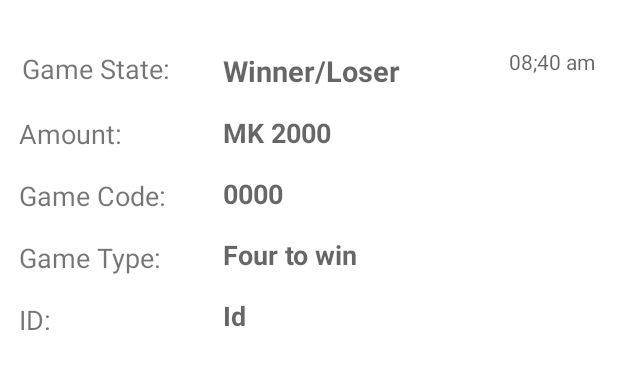
After one commit to AlbertSolomon/cash-booster, an Android app: the layout adapter_view_layout.xml on its own in the app's theme, with its tools: preview values and no code run, on a phone screen of 412 x 824 dp. The commit adds this screen. Shown: the top 369 px of the screen. Run offline under Robolectric (Android 15) with nearby library versions, the phone set to English and light mode, and no system bars.

```diff
--- a/app/src/main/java/com/example/cashbooster/Activity3.java
+++ b/app/src/main/java/com/example/cashbooster/Activity3.java
@@ -116,7 +116,7 @@ public class Activity3 extends AppCompatActivity {
                         db.collection(AuthBucket).document().set(authBucket).addOnSuccessListener(new OnSuccessListener<Void>() {
                             @Override
                             public void onSuccess(Void unused) {
-                                Toast.makeText(Activity3.this,"setting thing up", Toast.LENGTH_SHORT).show();
+                                Toast.makeText(Activity3.this,"setting things up", Toast.LENGTH_SHORT).show();
                             }
                         }).addOnFailureListener(new OnFailureListener() {
                             @Override
@@ -126,7 +126,7 @@ public class Activity3 extends AppCompatActivity {
                         });
 
                         Toast.makeText(Activity3.this,"Login successful!", Toast.LENGTH_SHORT).show();
-                        startActivity(new Intent(Activity3.this, Activity2.class));
+                        startActivity(new Intent(Activity3.this, LandingActivity.class));
 
                         /*SharedPreferences.Editor editor = loginCredentials.edit();
                         editor.putString("Email",username);
--- a/app/src/main/java/com/example/cashbooster/Activity5.java
+++ b/app/src/main/java/com/example/cashbooster/Activity5.java
@@ -46,8 +46,8 @@ public class Activity5 extends AppCompatActivity {
     @Override
     protected void onCreate(Bundle savedInstanceState) {
         super.onCreate(savedInstanceState);
-        //binding = Activity5Binding.inflate(getLayoutInflater());
-        binding = Activity5Binding.inflate(LayoutInflater.from(getParent()),null,false);
+         binding = Activity5Binding.inflate(getLayoutInflater());
+        //binding = Activity5Binding.inflate(LayoutInflater.from(getParent()),null,false);
         setContentView(binding.getRoot());
 
         FirebaseAuth mFirebaseAuth = FirebaseAuth.getInstance();
--- /dev/null
+++ b/app/src/main/res/layout/adapter_view_layout.xml
@@ -0,0 +1,147 @@
+<?xml version="1.0" encoding="utf-8"?>
+<LinearLayout xmlns:android="http://schemas.android.com/apk/res/android"
+    android:orientation="vertical"
+    android:layout_width="match_parent"
+    android:layout_height="match_parent">
+
+    <RelativeLayout
+        android:layout_width="wrap_content"
+        android:layout_height="wrap_content"
+        android:layout_marginTop="16dp">
+
+        <LinearLayout
+            android:layout_width="wrap_content"
+            android:layout_height="wrap_content"
+            android:layout_marginVertical="10dp"
+            android:orientation="horizontal">
+
+
+
+            <LinearLayout
+                android:layout_width="wrap_content"
+                android:layout_height="wrap_content"
+                android:orientation="vertical">
+                <TextView
+                    android:layout_width="wrap_content"
+                    android:layout_height="wrap_content"
+                    android:text="Game State:"
+                    android:layout_marginLeft="7dp"
+                    android:padding="7dp"
+                    android:textSize="18sp"/>
+
+                <TextView
+                    android:layout_width="wrap_content"
+                    android:layout_height="wrap_content"
+                    android:text="Amount:"
+                    android:padding="5dp"
+                    android:layout_marginLeft="7dp"
+                    android:layout_marginTop="6dp"
+                    android:textSize="18sp"/>
+
+                <TextView
+                    android:layout_width="wrap_content"
+                    android:layout_height="wrap_content"
+                    android:text="Game Code:"
+                    android:layout_marginTop="6dp"
+                    android:layout_marginLeft="7dp"
+                    android:padding="5dp"
+                    android:textSize="18sp"/>
+
+                <TextView
+                    android:layout_width="wrap_content"
+                    android:layout_height="wrap_content"
+                    android:layout_marginTop="6dp"
+                    android:text="Game Type:"
+                    android:layout_marginLeft="7dp"
+                    android:padding="5dp"
+                    android:textSize="18sp"/>
+                <TextView
+                    android:layout_width="wrap_content"
+                    android:layout_height="wrap_content"
+                    android:layout_marginTop="6dp"
+                    android:text="ID:"
+                    android:layout_marginLeft="7dp"
+                    android:padding="5dp"
+                    android:textSize="18sp"/>
+            </LinearLayout>
+            <!--android:src="@tools:sample/avatars"-->
+
+
+            <LinearLayout
+                android:layout_width="wrap_content"
+                android:layout_height="wrap_content"
+                android:layout_marginStart="20dp"
+                android:layout_marginLeft="20dp"
+                android:orientation="vertical">
+
+                <TextView
+                    android:id="@+id/gameState"
+                    android:layout_width="wrap_content"
+                    android:layout_height="wrap_content"
+                    android:text=""
+                    android:hint="Winner/Loser"
+                    android:padding="8dp"
+                    android:textColor="@color/black"
+                    android:textSize="19sp"
+                    android:textStyle="bold" />
+
+                <TextView
+                    android:id="@+id/gameAmount"
+                    android:layout_width="wrap_content"
+                    android:layout_height="wrap_content"
+                    android:padding="8dp"
+                    android:text=""
+                    android:hint="MK 2000"
+                    android:textColor="@color/black"
+                    android:textSize="18sp"
+                    android:textStyle="bold" />
+
+                <TextView
+                    android:id="@+id/gameCode"
+                    android:layout_width="wrap_content"
+                    android:layout_height="wrap_content"
+                    android:padding="8dp"
+                    android:text=""
+                    android:hint="0000"
+                    android:textColor="@color/black"
+                    android:textSize="18sp"
+                    android:textStyle="bold" />
+
+                <TextView
+                    android:id="@+id/gameType"
+                    android:layout_width="wrap_content"
+                    android:layout_height="wrap_content"
+                    android:padding="8dp"
+                    android:text=""
+                    android:hint="Four to win"
+                    android:textColor="@color/black"
+                    android:textSize="18sp"
+                    android:textStyle="bold" />
+
+                <TextView
+                    android:id="@+id/fireStoreUserId"
+                    android:layout_width="wrap_content"
+                    android:layout_height="wrap_content"
+                    android:padding="8dp"
+                    android:text=""
+                    android:hint="Id"
+                    android:textColor="@color/black"
+                    android:textSize="18sp"
+                    android:textStyle="bold" />
+
+
+            </LinearLayout>
+
+        </LinearLayout>
+
+        <TextView
+            android:id="@+id/timeMessage"
+            android:layout_width="wrap_content"
+            android:layout_height="wrap_content"
+            android:layout_alignParentRight="true"
+            android:padding="15dp"
+            android:text=""
+            android:hint="08;40 am"/>
+
+    </RelativeLayout>
+</LinearLayout>
--- a/app/src/main/res/values/strings.xml
+++ b/app/src/main/res/values/strings.xml
@@ -22,5 +22,11 @@
     <string name="logout">Logout</string>
     <string name="more">More</string>
     <string name="password">Password</string>
+    <string name="gameState">GameState</string>
+    <string name="game_code">GameCode</string>
+    <string name="amount">Amount</string>
+    <string name="game_type">GameType</string>
+    <string name="time_played">Time Played</string>
+    <string name="id">ID</string>
 
 </resources>
```
Also changed, not shown: app/src/main/AndroidManifest.xml (+5 -3 lines), app/src/main/java/com/example/cashbooster/Activity2.java (+5 -2 lines), app/src/main/java/com/example/cashbooster/Activity4.java (+4 -59 lines), app/src/main/java/com/example/cashbooster/DataDisplayActivity.java (added, +67 -0 lines), app/src/main/java/com/example/cashbooster/FireStoreBucketAdapter.java (added, +73 -0 lines), app/src/main/java/com/example/cashbooster/FirestoreBucketObj.java (added, +63 -0 lines), app/src/main/java/com/example/cashbooster/ThreeToWin.java (+5 -2 lines), app/src/main/res/layout/activity_data_display.xml (added, +17 -0 lines).
